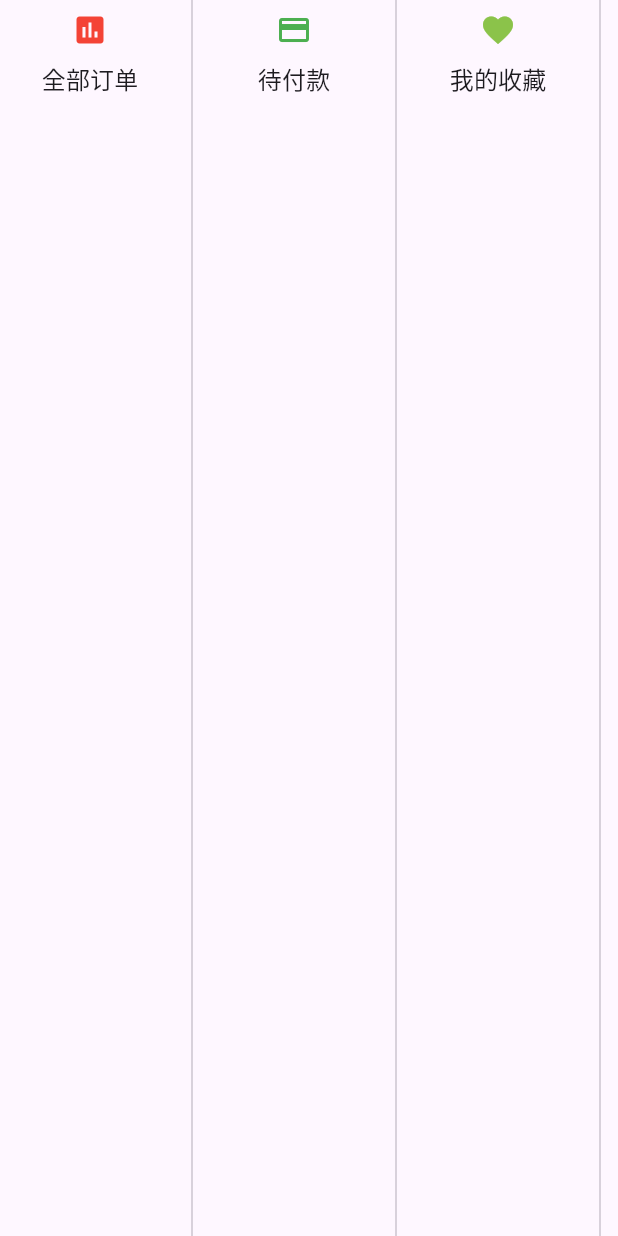
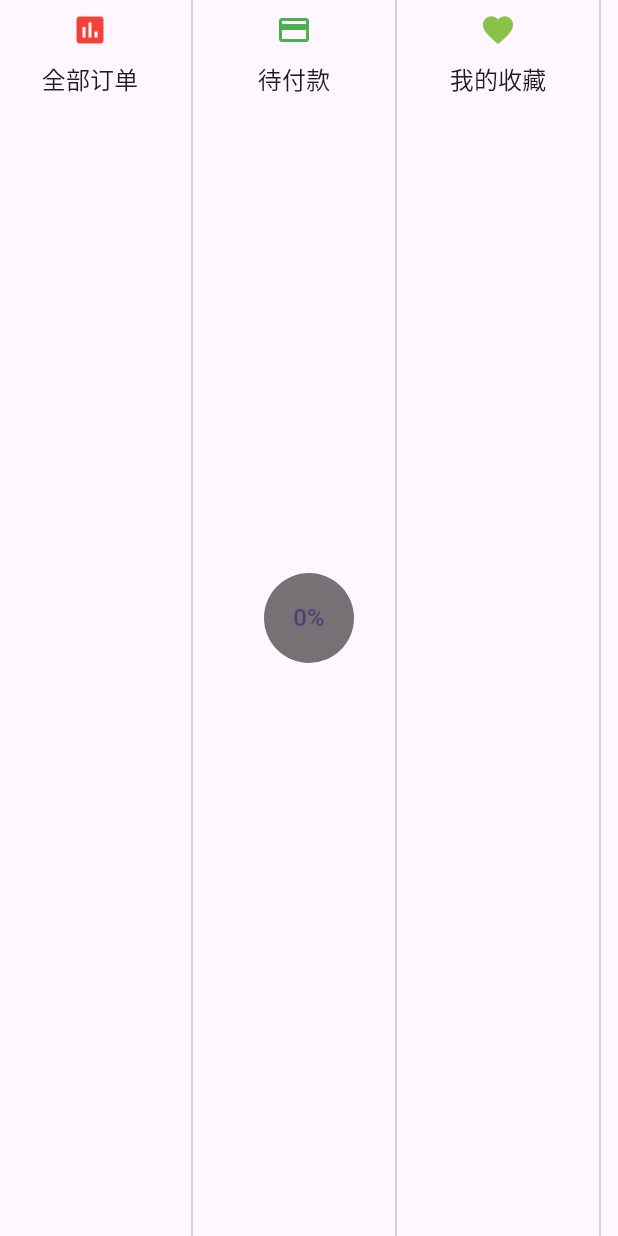
Before and after one commit to BabySid/flutter_templ, a Flutter app: the WidgetListViewHPage screen opened directly, on a phone screen of 412 x 824 dp. Run offline on Flutter 3.47's test engine with Material 3 defaults, Android fonts, the phone set to English and light mode, and no system bars; our stand-ins replace fluttertoast.

Commit message:
update codes

```diff
--- a/lib/src/pages/widget_tab_pages/icon_and_font.dart
+++ b/lib/src/pages/widget_tab_pages/icon_and_font.dart
@@ -29,7 +29,7 @@ class WidgetIconFontPage extends StatelessWidget implements NameProvider {
             Icon(MyIcons.wechat, color: Colors.green),
             Divider(),
             const Text(
-              "This is a 阿里妈妈刀隶体. 1234567890",
+              "SingleChildScrollView只应在期望的内容不会超过屏幕太多时使用，因为不支持基于 Sliver 的延迟加载模型",
               style: TextStyle(fontFamily: "AliMamaDaoLi", fontSize: 32),
             ),
           ],
--- a/lib/src/pages/widget_tab_pages/list_view_h.dart
+++ b/lib/src/pages/widget_tab_pages/list_view_h.dart
@@ -4,14 +4,20 @@ import 'package:flutter_teml/src/utils/keep_alive_wapper.dart';
 import 'package:flutter_teml/src/utils/name_provider.dart';
 import 'package:flutter_teml/src/widgets/vertical_list_title.dart';
 
-class WidgetListViewHPage extends StatelessWidget implements NameProvider {
+class WidgetListViewHPage extends StatefulWidget implements NameProvider {
   static const String _name = "ListView(H)";
   @override
   String get name => _name;
 
+  const WidgetListViewHPage({super.key});
+
+  @override
+  State<WidgetListViewHPage> createState() => _WidgetListViewHPageState();
+}
+
+class _WidgetListViewHPageState extends State<WidgetListViewHPage> {
   final ScrollController _scrollController = ScrollController();
-
-  WidgetListViewHPage({super.key});
+  String _progress = "0%"; //保存进度百分比
 
   @override
   Widget build(BuildContext context) {
@@ -32,7 +38,27 @@ class WidgetListViewHPage extends StatelessWidget implements NameProvider {
             thumbVisibility: false,
             controller: _scrollController,
             // 静态列表
-            child: ListView(
+            child: NotificationListener<ScrollNotification>(
+              onNotification: (notification) {
+                double progress =
+                    notification.metrics.pixels /
+                    notification.metrics.maxScrollExtent;
+                setState(() {
+                  _progress = "${(progress * 100).toInt()}%";
+                });
+                return false;
+                //return true; //放开此行注释后，进度条将失效
+              },
+              child: Stack(
+                alignment: Alignment.center,
+                children: [
+                  CircleAvatar(
+                    //显示进度百分比
+                    radius: 30.0,
+                    backgroundColor: Colors.black54,
+                    child: Text(_progress),
+                  ),
+                  ListView(
                     scrollDirection: Axis.horizontal,
                     controller: _scrollController,
                     children: [
@@ -57,7 +83,10 @@ class WidgetListViewHPage extends StatelessWidget implements NameProvider {
                       SizedBox(
                         width: 120,
                         child: VerticalListTile(
-                    leading: Icon(Icons.favorite, color: Colors.lightGreen),
+                          leading: Icon(
+                            Icons.favorite,
+                            color: Colors.lightGreen,
+                          ),
                           title: Text("我的收藏"),
                         ),
                       ),
@@ -126,6 +155,9 @@ class WidgetListViewHPage extends StatelessWidget implements NameProvider {
                       ),
                     ],
                   ),
+                ],
+              ),
+            ),
           ),
         ),
       ),
```
Also changed, not shown: lib/src/pages/widget_tab_pages/animated_list_view.dart (+18 -6 lines), lib/src/pages/widget_tab_pages/list_view.dart (+39 -2 lines). Lines whose indentation alone changed are shown as unchanged.
